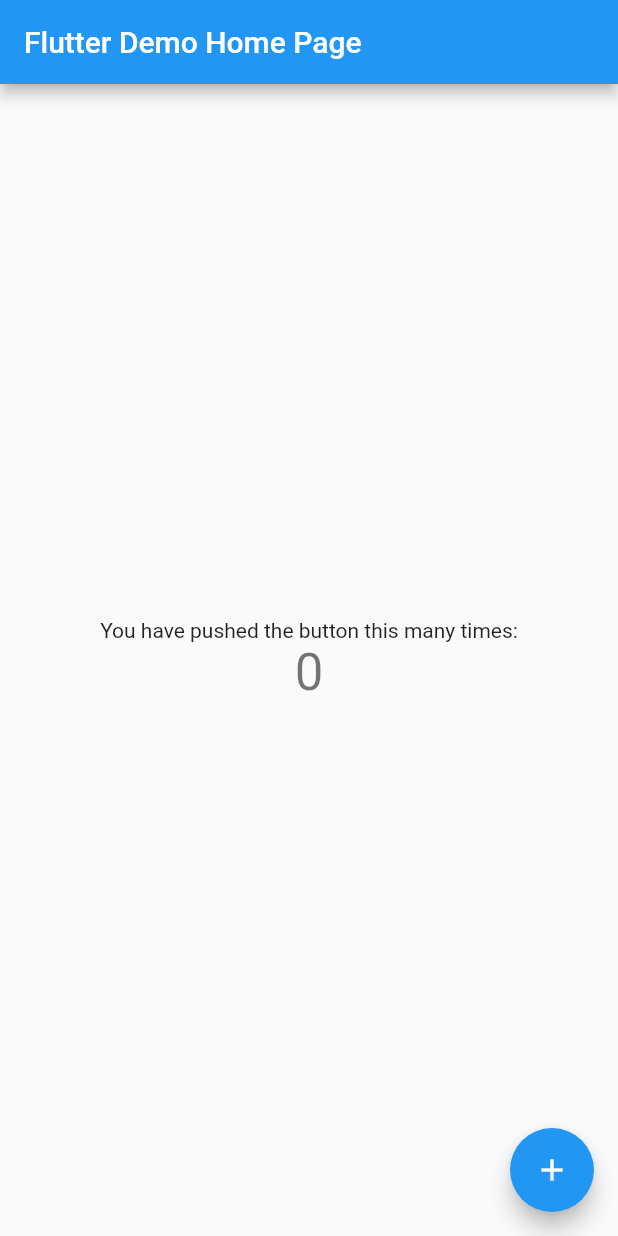
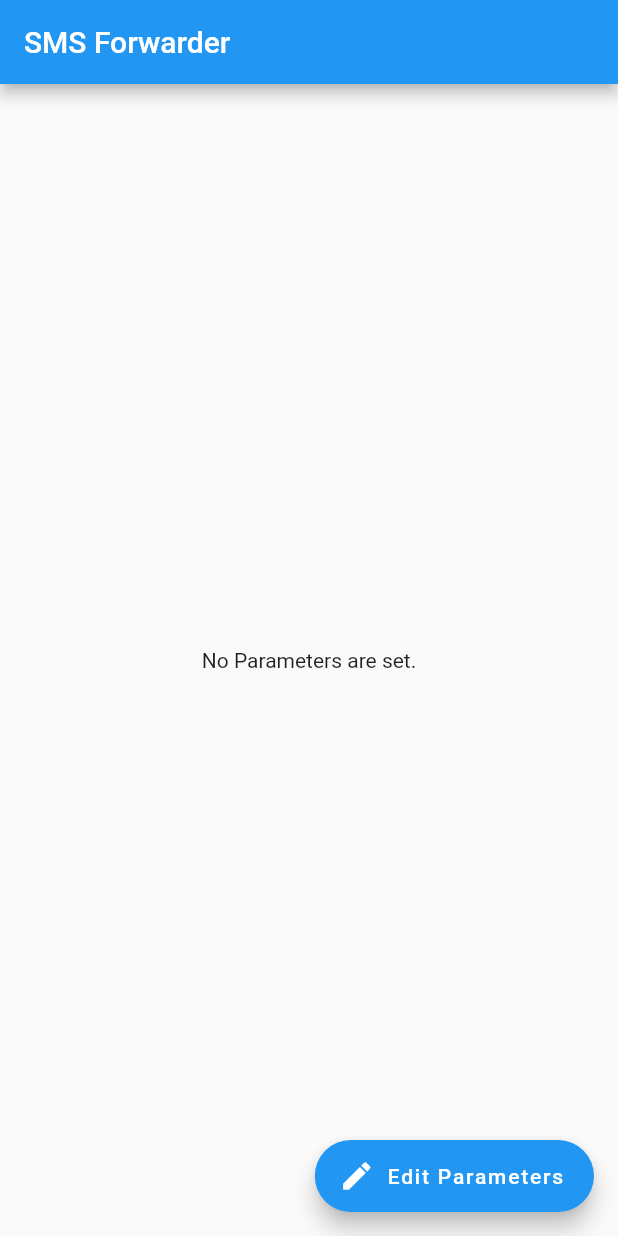
Before and after one commit to mbilalakmal/sms_forwarder, a Flutter app: the screen it shows after launch, on a phone screen of 412 x 824 dp. Run offline on Flutter 3.47's test engine with Material 2 defaults, Android fonts, the phone set to English and light mode, and no system bars; our stand-ins replace hive, hive_flutter; missing offline and left inert: telephony; accounts and stored records are empty.

Commit message:
feat: add sms handler service

```diff
--- a/lib/main.dart
+++ b/lib/main.dart
@@ -1,4 +1,9 @@
 import 'package:flutter/material.dart';
+import 'package:hive/hive.dart';
+import 'package:provider/provider.dart';
+import 'package:sms_forwarder/models/app_parameters.dart';
+import 'package:sms_forwarder/pages/home_page.dart';
+import 'package:sms_forwarder/services/parameters_service.dart';
 
 void main() {
   runApp(const MyApp());
@@ -7,109 +12,38 @@ void main() {
 class MyApp extends StatelessWidget {
   const MyApp({Key? key}) : super(key: key);
 
-  // This widget is the root of your application.
   @override
   Widget build(BuildContext context) {
-    return MaterialApp(
-      title: 'Flutter Demo',
-      theme: ThemeData(
-        // This is the theme of your application.
-        //
-        // Try running your application with "flutter run". You'll see the
-        // application has a blue toolbar. Then, without quitting the app, try
-        // changing the primarySwatch below to Colors.green and then invoke
-        // "hot reload" (press "r" in the console where you ran "flutter run",
-        // or simply save your changes to "hot reload" in a Flutter IDE).
-        // Notice that the counter didn't reset back to zero; the application
-        // is not restarted.
-        primarySwatch: Colors.blue,
+    return FutureProvider<bool>(
+      create: (context) {
+        return ParametersService.openHiveBox().then((_) => true);
+      },
+      initialData: false,
+      lazy: false,
+      child: MaterialApp(
+        title: 'SMS Forwarder',
+        theme: ThemeData.light(),
+        darkTheme: ThemeData.dark(),
+        home: const HomePageBuilder(),
       ),
-      home: const MyHomePage(title: 'Flutter Demo Home Page'),
+      builder: (context, child) {
+        final isOpened = context.watch<bool>();
+        if (isOpened == false) return child!;
+
+        return ValueListenableBuilder<Box>(
+          valueListenable: ParametersService.getListenableBox(),
+          child: child,
+          builder: (context, box, child) {
+            final map = Map<String, dynamic>.from(box.toMap());
+            final parameters = map.isEmpty ? null : AppParameters.fromMap(map);
+
+            return Provider<AppParameters?>.value(
+              value: parameters,
+              child: child,
+            );
+          },
+        );
+      },
     );
   }
 }
-
-class MyHomePage extends StatefulWidget {
-  const MyHomePage({Key? key, required this.title}) : super(key: key);
-
-  // This widget is the home page of your application. It is stateful, meaning
-  // that it has a State object (defined below) that contains fields that affect
-  // how it looks.
-
-  // This class is the configuration for the state. It holds the values (in this
-  // case the title) provided by the parent (in this case the App widget) and
-  // used by the build method of the State. Fields in a Widget subclass are
-  // always marked "final".
-
-  final String title;
-
-  @override
-  State<MyHomePage> createState() => _MyHomePageState();
-}
-
-class _MyHomePageState extends State<MyHomePage> {
-  int _counter = 0;
-
-  void _incrementCounter() {
-    setState(() {
-      // This call to setState tells the Flutter framework that something has
-      // changed in this State, which causes it to rerun the build method below
-      // so that the display can reflect the updated values. If we changed
-      // _counter without calling setState(), then the build method would not be
-      // called again, and so nothing would appear to happen.
-      _counter++;
-    });
-  }
-
-  @override
-  Widget build(BuildContext context) {
-    // This method is rerun every time setState is called, for instance as done
-    // by the _incrementCounter method above.
-    //
-    // The Flutter framework has been optimized to make rerunning build methods
-    // fast, so that you can just rebuild anything that needs updating rather
-    // than having to individually change instances of widgets.
-    return Scaffold(
-      appBar: AppBar(
-        // Here we take the value from the MyHomePage object that was created by
-        // the App.build method, and use it to set our appbar title.
-        title: Text(widget.title),
-      ),
-      body: Center(
-        // Center is a layout widget. It takes a single child and positions it
-        // in the middle of the parent.
-        child: Column(
-          // Column is also a layout widget. It takes a list of children and
-          // arranges them vertically. By default, it sizes itself to fit its
-          // children horizontally, and tries to be as tall as its parent.
-          //
-          // Invoke "debug painting" (press "p" in the console, choose the
-          // "Toggle Debug Paint" action from the Flutter Inspector in Android
-          // Studio, or the "Toggle Debug Paint" command in Visual Studio Code)
-          // to see the wireframe for each widget.
-          //
-          // Column has various properties to control how it sizes itself and
-          // how it positions its children. Here we use mainAxisAlignment to
-          // center the children vertically; the main axis here is the vertical
-          // axis because Columns are vertical (the cross axis would be
-          // horizontal).
-          mainAxisAlignment: MainAxisAlignment.center,
-          children: <Widget>[
-            const Text(
-              'You have pushed the button this many times:',
-            ),
-            Text(
-              '$_counter',
-              style: Theme.of(context).textTheme.headline4,
-            ),
-          ],
-        ),
-      ),
-      floatingActionButton: FloatingActionButton(
-        onPressed: _incrementCounter,
-        tooltip: 'Increment',
-        child: const Icon(Icons.add),
-      ), // This trailing comma makes auto-formatting nicer for build methods.
-    );
-  }
-}
--- /dev/null
+++ b/lib/models/app_parameters.dart
@@ -0,0 +1,40 @@
+import 'package:flutter/foundation.dart';
+
+@immutable
+class AppParameters {
+  final String apiKey;
+  final String smsUrl;
+  final String healthCheckUrlOk;
+  final String healthCheckUrlFail;
+
+  final bool serviceEnabled;
+
+  const AppParameters({
+    required this.apiKey,
+    required this.smsUrl,
+    required this.healthCheckUrlOk,
+    required this.healthCheckUrlFail,
+    required this.serviceEnabled,
+  });
+
+  factory AppParameters.fromMap(Map<String, dynamic> data) {
+    print(data);
+    return AppParameters(
+      apiKey: data['apiKey'],
+      smsUrl: data['smsUrl'],
+      healthCheckUrlOk: data['healthCheckUrlOk'],
+      healthCheckUrlFail: data['healthCheckUrlFail'],
+      serviceEnabled: data['serviceEnabled'],
+    );
+  }
+
+  Map<String, dynamic> toMap() {
+    return <String, dynamic>{
+      'apiKey': apiKey,
+      'smsUrl': smsUrl,
+      'healthCheckUrlOk': healthCheckUrlOk,
+      'healthCheckUrlFail': healthCheckUrlFail,
+      'serviceEnabled': serviceEnabled,
+    };
+  }
+}
--- /dev/null
+++ b/lib/pages/home_page.dart
@@ -0,0 +1,112 @@
+import 'package:flutter/material.dart';
+import 'package:provider/provider.dart';
+import 'package:sms_forwarder/models/app_parameters.dart';
+import 'package:sms_forwarder/pages/edit_parameters_page.dart';
+
+class HomePageBuilder extends StatelessWidget {
+  const HomePageBuilder({Key? key}) : super(key: key);
+
+  @override
+  Widget build(BuildContext context) {
+    final isOpened = context.watch<bool>();
+    if (isOpened) return const HomePage();
+
+    return const Center(
+      child: CircularProgressIndicator.adaptive(),
+    );
+  }
+}
+
+class HomePage extends StatelessWidget {
+  const HomePage({Key? key}) : super(key: key);
+
+  @override
+  Widget build(BuildContext context) {
+    final parameters = context.watch<AppParameters?>();
+
+    return Scaffold(
+      appBar: AppBar(
+        title: const Text('SMS Forwarder'),
+      ),
+      body: parameters == null
+          ? const Center(
+              child: Text('No Parameters are set.'),
+            )
+          : ParametersList(
+              parameters: parameters,
+            ),
+      floatingActionButton: FloatingActionButton.extended(
+        onPressed: () => _onPressed(context, parameters),
+        label: const Text('Edit Parameters'),
+        icon: const Icon(Icons.edit),
+      ),
+    );
+  }
+
+  void _onPressed(
+    BuildContext context,
+    AppParameters? parameters,
+  ) {
+    Navigator.push(
+      context,
+      MaterialPageRoute(
+        builder: (context) => EditParametersPage(
+          parameters: parameters,
+        ),
+      ),
+    );
+  }
+}
+
+class ParametersList extends StatelessWidget {
+  const ParametersList({
+    Key? key,
+    required this.parameters,
+  }) : super(key: key);
+  final AppParameters parameters;
+
+  @override
+  Widget build(BuildContext context) {
+    return Padding(
+      padding: const EdgeInsets.all(20.0),
+      child: Column(
+        children: [
+          /// smsUrl, ok, fail, api, enabled
+          TextFormField(
+            readOnly: true,
+            decoration: const InputDecoration(
+              label: Text('SMS URL'),
+            ),
+            initialValue: parameters.smsUrl,
+          ),
+          TextFormField(
+            readOnly: true,
+            decoration: const InputDecoration(
+              label: Text('Health Okay URL'),
+            ),
+            initialValue: parameters.healthCheckUrlOk,
+          ),
+          TextFormField(
+            readOnly: true,
+            decoration: const InputDecoration(
+              label: Text('Health Fail URL'),
+            ),
+            initialValue: parameters.healthCheckUrlFail,
+          ),
+          TextFormField(
+            readOnly: true,
+            decoration: const InputDecoration(
+              label: Text('API Key'),
+            ),
+            initialValue: parameters.apiKey,
+          ),
+          const SizedBox(height: 20),
+          Text(
+            'Service is ${parameters.serviceEnabled ? 'Enabled' : 'Disabled'}',
+            style: Theme.of(context).textTheme.headline6,
+          ),
+        ],
+      ),
+    );
+  }
+}
--- /dev/null
+++ b/lib/services/parameters_service.dart
@@ -0,0 +1,34 @@
+import 'package:flutter/foundation.dart';
+import 'package:hive_flutter/hive_flutter.dart';
+import 'package:sms_forwarder/models/app_parameters.dart';
+
+const _urls = 'urls';
+
+class ParametersService {
+  /// Initialize Hive, open the [urls] box and retrieve the parameters
+  static Future<AppParameters?> getStoredParameters() async {
+    await Hive.initFlutter();
+    final box = await Hive.openBox(_urls);
+
+    final map = Map<String, dynamic>.from(box.toMap());
+    if (map.isEmpty) return null;
+
+    return AppParameters.fromMap(map);
+  }
+
+  static Future<Box> openHiveBox() async {
+    await Hive.initFlutter();
+    final box = await Hive.openBox(_urls);
+    return box;
+  }
+
+  static ValueListenable<Box> getListenableBox() {
+    return Hive.box(_urls).listenable();
+  }
+
+  static Future<void> saveParametersToBox(AppParameters parameters) async {
+    await Hive.box(_urls).putAll(
+      parameters.toMap(),
+    );
+  }
+}
--- /dev/null
+++ b/lib/services/sms_handler_service.dart
@@ -0,0 +1,36 @@
+import 'dart:convert';
+
+import 'package:http/http.dart' as http;
+import 'package:sms_forwarder/models/app_parameters.dart';
+import 'package:sms_forwarder/models/message_model.dart';
+
+class SmsHandlerService {
+  static Future<void> postSms({
+    required AppParameters parameters,
+    required MessageModel message,
+  }) async {
+    final url = Uri.parse(parameters.smsUrl);
+
+    /// Convert message to map and add the apiKey
+    final body = message.toMap();
+    body['key'] = parameters.apiKey;
+
+    try {
+      final response = await http.post(url, body: jsonEncode(body));
+
+      /// If response is 2xx, send a GET request to health ok
+      if (response.statusCode >= 200 && response.statusCode < 300) {
+        final okUrl = Uri.parse(parameters.healthCheckUrlOk);
+        await http.get(okUrl);
+      } else {
+        final failUrl = Uri.parse(parameters.healthCheckUrlFail);
+        await http.get(failUrl);
+      }
+    } on Exception catch (e) {
+      print(e.toString());
+
+      final failUrl = Uri.parse(parameters.healthCheckUrlFail);
+      await http.get(failUrl);
+    }
+  }
+}
--- /dev/null
+++ b/lib/utils.dart
@@ -0,0 +1,28 @@
+import 'package:sms_forwarder/models/message_model.dart';
+import 'package:telephony/telephony.dart';
+
+extension MessageParsing on MessageModel {
+  static MessageModel fromSmsMessage(SmsMessage sms) {
+    return MessageModel(
+      sender: sms.address ?? 'Unknown',
+      text: sms.body ?? 'Empty body',
+      timestamp: sms.date != null
+          ? DateTime.fromMillisecondsSinceEpoch(sms.date!)
+          : DateTime.now(),
+    );
+  }
+}
+
+class Validator {
+  static String? validateURL(String? value) {
+    if (value == null || value.isEmpty) return 'URL can\'t be empty';
+
+    final uri = Uri.tryParse(value);
+    if (uri == null ||
+        (uri.isScheme('https') == false && uri.isScheme('http') == false)) {
+      return 'Invalid URL';
+    }
+
+    return null;
+  }
+}
```
Also changed, not shown: lib/models/message_model.dart (added, +30 -0 lines), lib/pages/edit_parameters_page.dart (added, +207 -0 lines), pubspec.yaml (+5 -66 lines), pubspec.lock, 3 other files.
